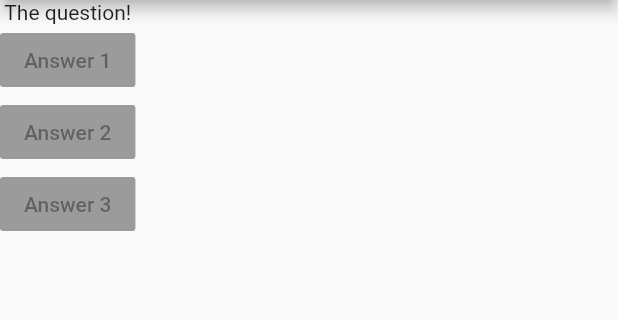
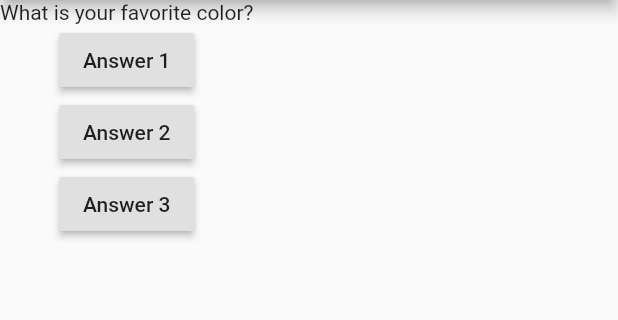
Before and after one commit to Belchenkov/quiz_flutter, a Flutter app: the screen it shows after launch, on a phone screen of 412 x 824 dp, the part 84-404 px from its top. Run offline on Flutter 3.47's test engine with Material 2 defaults, Android fonts, the phone set to English and light mode, and no system bars.

```diff
--- a/lib/main.dart
+++ b/lib/main.dart
@@ -1,10 +1,24 @@
 import 'package:flutter/material.dart';
 
-void main() {
-  runApp(MyApp());
+void main() => runApp(MyApp());
+
+class MyApp extends StatefulWidget {
+  @override
+  State<StatefulWidget> createState() {
+    return MyAppState();
+  }
 }
 
-class MyApp extends StatelessWidget {
+class MyAppState extends State<MyApp> {
+  var questionIndex = 0;
+
+  void answerQuestion() {
+    setState(() {
+      questionIndex = questionIndex + 1;
+    });
+    print(questionIndex);
+  }
+
   @override
   Widget build(BuildContext context) {
     var questions = [
@@ -18,10 +32,19 @@ class MyApp extends StatelessWidget {
           ),
           body: Column(
             children: <Widget>[
-            Text('The question!'),
-            RaisedButton(child: Text('Answer 1'), onPressed: null,),
-            RaisedButton(child: Text('Answer 2'), onPressed: null),
-            RaisedButton(child: Text('Answer 3'), onPressed: null),
+              Text(questions[questionIndex]),
+              RaisedButton(
+                child: Text('Answer 1'),
+                onPressed: answerQuestion,
+              ),
+              RaisedButton(
+                  child: Text('Answer 2'),
+                  onPressed: () => print('Answer 2 chosen!')
+              ),
+              RaisedButton(
+                  child: Text('Answer 3'),
+                  onPressed: () => print('Answer 3 chosen!')
+              ),
             ],
           )
       ),
```
Lines whose indentation alone changed are shown as unchanged.
